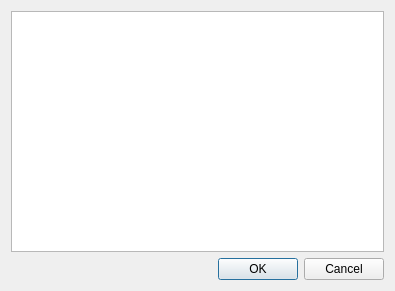
This is exportfile.ui in Phillss/SAR-zkjr as Qt 5 draws it before an edit. The edited form follows.
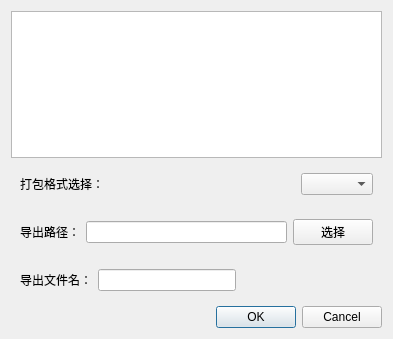
This is the edited form.

Commit message: 只剩下文件显示

Patch:
```diff
--- a/exportfile.ui
+++ b/exportfile.ui
@@ -6,8 +6,8 @@
    <rect>
     <x>0</x>
     <y>0</y>
-    <width>395</width>
-    <height>291</height>
+    <width>393</width>
+    <height>339</height>
    </rect>
   </property>
   <property name="windowTitle">
@@ -21,6 +21,91 @@
      </property>
     </widget>
    </item>
+   <item>
+    <widget class="QWidget" name="widget" native="true">
+     <layout class="QHBoxLayout" name="horizontalLayout">
+      <item>
+       <widget class="QLabel" name="label">
+        <property name="text">
+         <string>打包格式选择：</string>
+        </property>
+       </widget>
+      </item>
+      <item>
+       <spacer name="horizontalSpacer">
+        <property name="orientation">
+         <enum>Qt::Horizontal</enum>
+        </property>
+        <property name="sizeHint" stdset="0">
+         <size>
+          <width>153</width>
+          <height>20</height>
+         </size>
+        </property>
+       </spacer>
+      </item>
+      <item>
+       <widget class="QComboBox" name="comboBox"/>
+      </item>
+     </layout>
+    </widget>
+   </item>
+   <item>
+    <widget class="QWidget" name="widget_2" native="true">
+     <layout class="QHBoxLayout" name="horizontalLayout_2">
+      <item>
+       <widget class="QLabel" name="label_2">
+        <property name="text">
+         <string>导出路径：</string>
+        </property>
+       </widget>
+      </item>
+      <item>
+       <widget class="QLineEdit" name="lineEdit">
+        <property name="readOnly">
+         <bool>true</bool>
+        </property>
+       </widget>
+      </item>
+      <item>
+       <widget class="QPushButton" name="pushButton">
+        <property name="text">
+         <string>选择</string>
+        </property>
+       </widget>
+      </item>
+     </layout>
+    </widget>
+   </item>
+   <item>
+    <widget class="QWidget" name="widget_3" native="true">
+     <layout class="QHBoxLayout" name="horizontalLayout_3">
+      <item>
+       <widget class="QLabel" name="label_3">
+        <property name="text">
+         <string>导出文件名：</string>
+        </property>
+       </widget>
+      </item>
+      <item>
+       <widget class="QLineEdit" name="lineEdit_2"/>
+      </item>
+      <item>
+       <spacer name="horizontalSpacer_2">
+        <property name="orientation">
+         <enum>Qt::Horizontal</enum>
+        </property>
+        <property name="sizeHint" stdset="0">
+         <size>
+          <width>110</width>
+          <height>20</height>
+         </size>
+        </property>
+       </spacer>
+      </item>
+     </layout>
+    </widget>
+   </item>
    <item>
     <widget class="QDialogButtonBox" name="buttonBox">
      <property name="orientation">
```
The commit also changes 5 other files.
